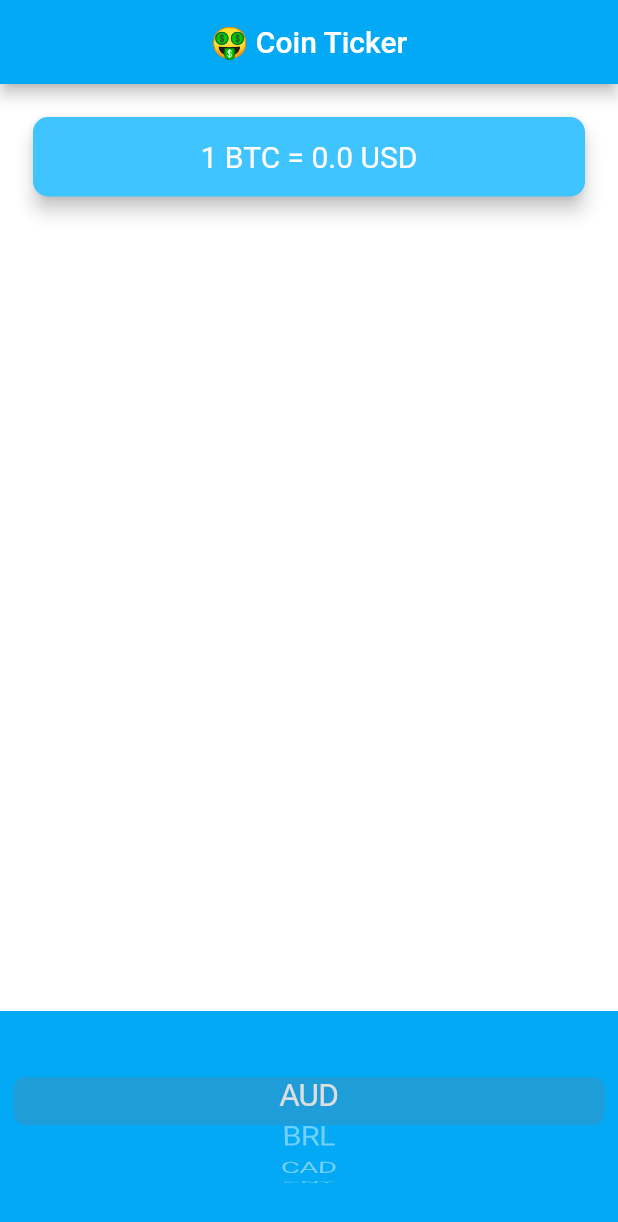
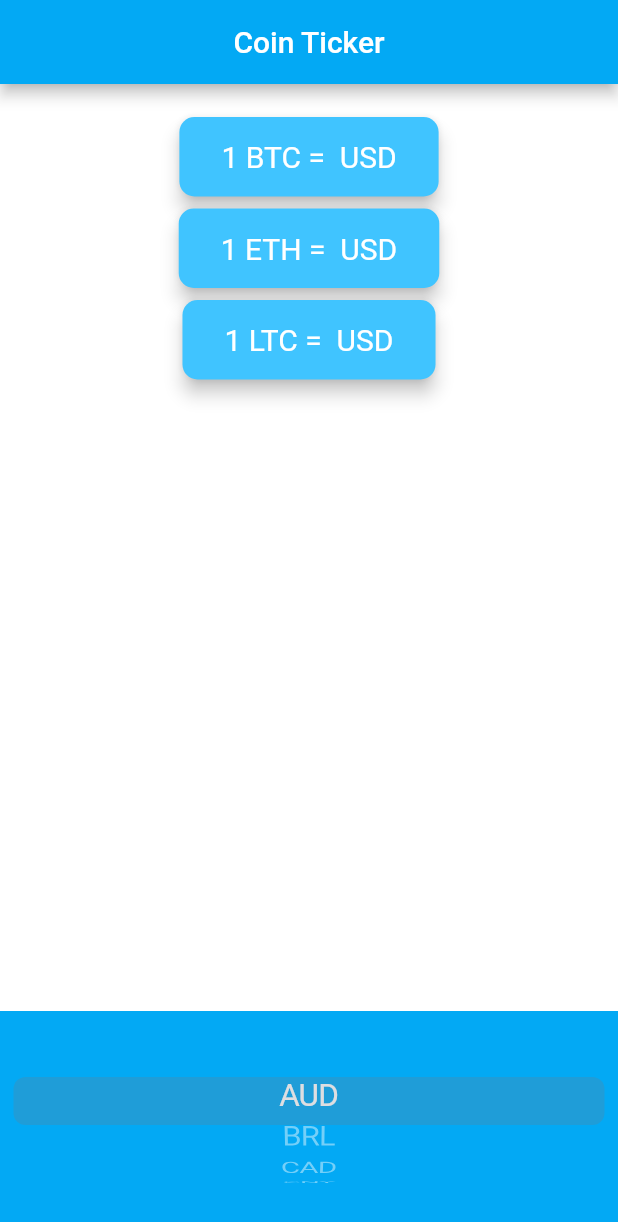
Before and after one commit to TimaevVladislav/flutter_bitcoin_ticker, a Flutter app: the screen it shows after launch, on a phone screen of 412 x 824 dp. Shown: the top 1222 px of the screen. Run offline on Flutter 3.47's test engine with Material 2 defaults, Android fonts, the phone set to English and light mode, and no system bars; network calls fail.

Commit message:
add:update:coin api

```diff
--- /dev/null
+++ b/lib/components/card.dart
@@ -0,0 +1,23 @@
+import 'package:flutter/material.dart';
+
+class CryptoCard extends StatelessWidget {
+  CryptoCard({required this.crypto, required this.rate, required this.fiat});
+
+  final String crypto;
+  final String rate;
+  final String fiat;
+
+  @override
+  Widget build(BuildContext context) {
+    return Card(
+        color: Colors.lightBlueAccent,
+        elevation: 5.0,
+        shape:
+            RoundedRectangleBorder(borderRadius: BorderRadius.circular(10.0)),
+        child: Padding(
+            padding: EdgeInsets.symmetric(vertical: 15.0, horizontal: 28.0),
+            child: Text('1 $crypto = $rate $fiat',
+                textAlign: TextAlign.center,
+                style: TextStyle(fontSize: 20.0, color: Colors.white))));
+  }
+}
--- a/lib/screens/price.dart
+++ b/lib/screens/price.dart
@@ -1,6 +1,7 @@
 import 'package:flutter/material.dart';
 import 'package:flutter/cupertino.dart';
 import 'package:flutter_bitcoin_ticker/store/coin.api.dart';
+import 'package:flutter_bitcoin_ticker/components/card.dart';
 import 'package:flutter_bitcoin_ticker/store/coins.dart';
 import 'dart:io' show Platform;
 
@@ -12,7 +13,8 @@ class PriceScreen extends StatefulWidget {
 class _PriceScreenState extends State<PriceScreen> {
   String fiat = "USD";
   String crypto = "BTC";
-  double rate = 0;
+  bool loading = false;
+  Map<String, dynamic> rates = {"BTC": "", "ETH": "", "LTC": ""};
 
   DropdownButton<String> androidDropdown() {
     List<DropdownMenuItem<String>> items = [];
@@ -45,20 +47,16 @@ class _PriceScreenState extends State<PriceScreen> {
     setCoinRate();
   }
 
-  loadingCoinRate() async {
-    Coin coin = Coin(crypto, fiat);
-    var response = await coin.loadingCoin();
-    return response;
-  }
+  setCoinRate() async {
+    for (String c in cryptoList) {
+      var response = await Coin().loadingCoin(c, fiat);
 
-  void setCoinRate() async {
-    var coin = await loadingCoinRate();
-
-    setState(() {
-      rate = coin['rate'];
-      crypto = coin['asset_id_base'];
-      fiat = coin['asset_id_quote'];
-    });
+      setState(() {
+        rates[c] = response["rate"].toString();
+        crypto = response["asset_id_base"];
+        fiat = response["asset_id_quote"];
+      });
+    }
   }
 
   @override
@@ -66,7 +64,7 @@ class _PriceScreenState extends State<PriceScreen> {
     return Scaffold(
       appBar: AppBar(
         backgroundColor: Colors.lightBlue,
-        title: Center(child: Text('🤑 Coin Ticker')),
+        title: Center(child: Text('Coin Ticker')),
       ),
       body: Column(
         mainAxisAlignment: MainAxisAlignment.spaceBetween,
@@ -74,24 +72,18 @@ class _PriceScreenState extends State<PriceScreen> {
         children: <Widget>[
           Padding(
             padding: EdgeInsets.fromLTRB(18.0, 18.0, 18.0, 0),
-            child: Card(
-              color: Colors.lightBlueAccent,
-              elevation: 5.0,
-              shape: RoundedRectangleBorder(
-                borderRadius: BorderRadius.circular(10.0),
-              ),
-              child: Padding(
-                padding: EdgeInsets.symmetric(vertical: 15.0, horizontal: 28.0),
-                child: Text(
-                  '1 $crypto = $rate $fiat',
-                  textAlign: TextAlign.center,
-                  style: TextStyle(
-                    fontSize: 20.0,
-                    color: Colors.white,
-                  ),
-                ),
-              ),
-            ),
+            child: Column(children: <Widget>[
+              CryptoCard(
+                  crypto: "BTC",
+                  rate: loading ? "?" : rates["BTC"],
+                  fiat: fiat),
+              CryptoCard(
+                  crypto: "ETH",
+                  rate: loading ? "?" : rates["ETH"],
+                  fiat: fiat),
+              CryptoCard(
+                  crypto: "LTC", rate: loading ? "?" : rates["LTC"], fiat: fiat)
+            ]),
           ),
           Container(
               height: 150.0,
@@ -104,7 +96,6 @@ class _PriceScreenState extends State<PriceScreen> {
                 onSelectedItemChanged: (index) {
                   setState(() {
                     fiat = currenciesList[index];
-                    loadingCoinRate();
                     setCoinRate();
                   });
                 },
--- a/lib/store/coin.api.dart
+++ b/lib/store/coin.api.dart
@@ -2,12 +2,7 @@ import 'package:http/http.dart' as http;
 import 'dart:convert';
 
 class Coin {
-  Coin(this.crypto, this.fiat);
-
-  String crypto;
-  String fiat;
-
-  Future loadingCoin() async {
+  Future loadingCoin(crypto, fiat) async {
     http.Response response = await http.get(
         Uri.parse("https://rest.coinapi.io/v1/exchangerate/$crypto/$fiat"),
         headers: {"X-CoinAPI-Key": "11B9E2CD-5B0E-411C-AEFA-3A7C29DEF3D2"});
--- a/pubspec.yaml
+++ b/pubspec.yaml
@@ -40,11 +40,7 @@ dev_dependencies:
   flutter_test:
     sdk: flutter
 
-  # The "flutter_lints" package below contains a set of recommended lints to
-  # encourage good coding practices. The lint set provided by the package is
-  # activated in the `analysis_options.yaml` file located at the root of your
-  # package. See that file for information about deactivating specific lint
-  # rules and activating additional ones.
+  http: ^1.1.0
   flutter_lints: ^2.0.0
 
 # For information on the generic Dart part of this file, see the
```
Also changed, not shown: pubspec.lock.
